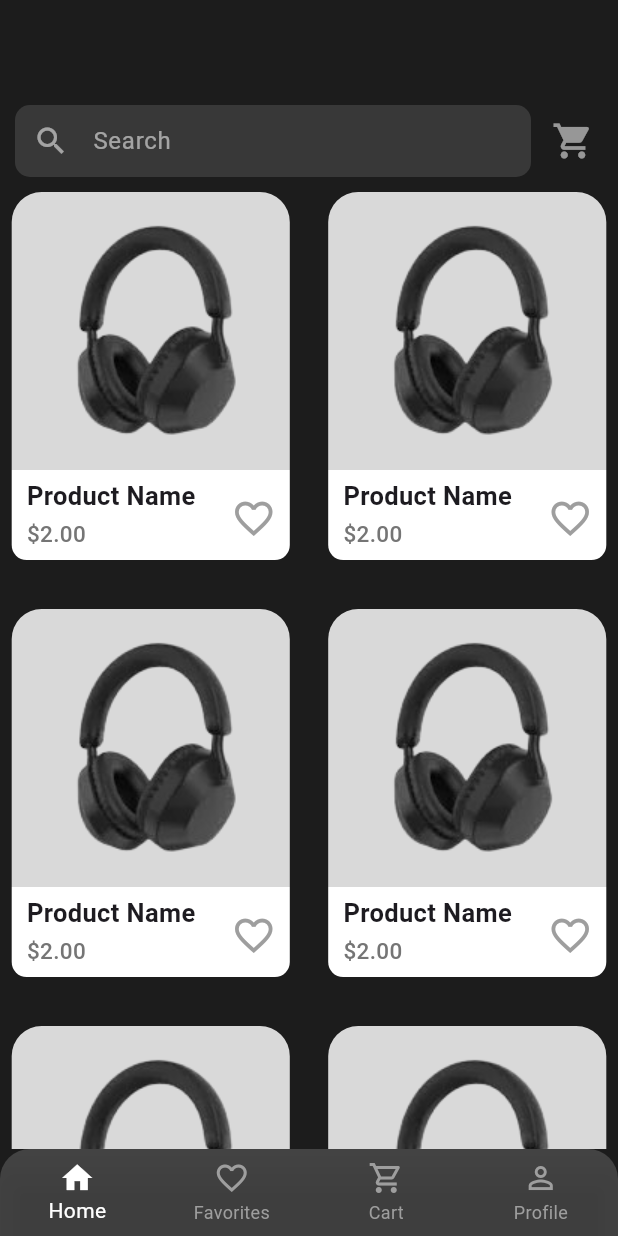
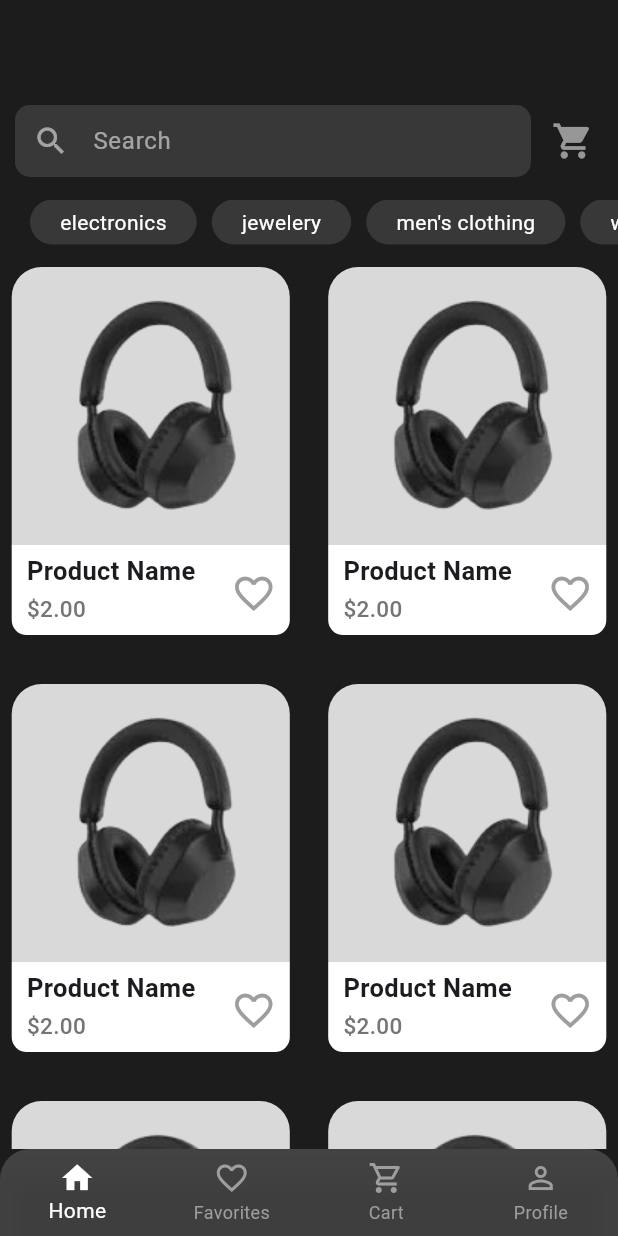
Before and after one commit to El-Qady/Store-App, a Flutter app: the screen it shows after launch, on a phone screen of 412 x 824 dp. Run offline on Flutter 3.47's test engine with Material 3 defaults, Android fonts, the phone set to English and light mode, and no system bars.

Commit message:
add category list

```diff
--- a/lib/views/home_view.dart
+++ b/lib/views/home_view.dart
@@ -58,6 +58,71 @@ class _HomeViewState extends State<HomeView> {
           const SizedBox(height: 70),
           const SearchField(),
           const SizedBox(height: 10),
+          Container(
+            height: 40,
+            padding: const EdgeInsets.only(left: 20),
+            alignment: Alignment.centerLeft,
+            child: SingleChildScrollView(
+              scrollDirection: Axis.horizontal,
+              child: Row(
+                children: [
+                  Container(
+                    margin: const EdgeInsets.only(right: 10),
+                    padding:
+                        const EdgeInsets.symmetric(horizontal: 20, vertical: 5),
+                    decoration: BoxDecoration(
+                      color: const Color(0xff383838),
+                      borderRadius: BorderRadius.circular(20),
+                    ),
+                    child: const Text(
+                      'electronics',
+                      style: TextStyle(color: Colors.white),
+                    ),
+                  ),
+                  Container(
+                    margin: const EdgeInsets.only(right: 10),
+                    padding:
+                        const EdgeInsets.symmetric(horizontal: 20, vertical: 5),
+                    decoration: BoxDecoration(
+                      color: const Color(0xff383838),
+                      borderRadius: BorderRadius.circular(20),
+                    ),
+                    child: const Text(
+                      'jewelery',
+                      style: TextStyle(color: Colors.white),
+                    ),
+                  ),
+                  Container(
+                    margin: const EdgeInsets.only(right: 10),
+                    padding:
+                        const EdgeInsets.symmetric(horizontal: 20, vertical: 5),
+                    decoration: BoxDecoration(
+                      color: const Color(0xff383838),
+                      borderRadius: BorderRadius.circular(20),
+                    ),
+                    child: const Text(
+                      'men\'s clothing',
+                      style: TextStyle(color: Colors.white),
+                    ),
+                  ),
+                  Container(
+                    margin: const EdgeInsets.only(right: 10),
+                    padding:
+                        const EdgeInsets.symmetric(horizontal: 20, vertical: 5),
+                    decoration: BoxDecoration(
+                      color: const Color(0xff383838),
+                      borderRadius: BorderRadius.circular(20),
+                    ),
+                    child: const Text(
+                      'women\'s clothing',
+                      style: TextStyle(color: Colors.white),
+                    ),
+                  ),
+                ],
+              ),
+            ),
+          ),
+          const SizedBox(height: 10),
           Expanded(
             child: GridView.builder(
               gridDelegate: const SliverGridDelegateWithFixedCrossAxisCount(
```
